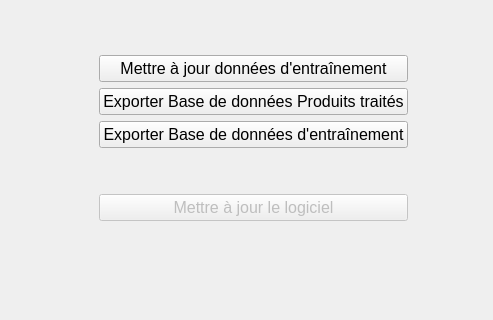
Above: gui/Parametres.ui from WallaceVBB/EpiData before the change; both pictures show x 0 to 493 and y 216 to 536 of the 893 by 536 pixel window. Below: the same form after it.
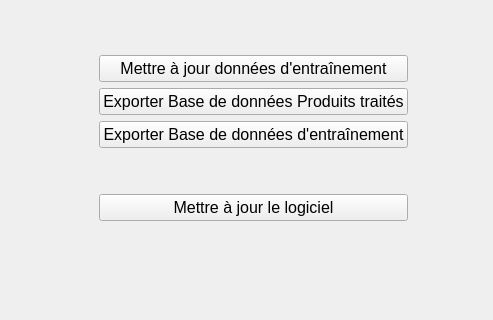
That is the form after the change.

Patch:
```diff
--- a/gui/Parametres.ui
+++ b/gui/Parametres.ui
@@ -194,7 +194,7 @@
        <item>
         <widget class="QPushButton" name="b_MAJ_Logiciel">
          <property name="enabled">
-          <bool>false</bool>
+          <bool>true</bool>
          </property>
          <property name="text">
           <string>Mettre à jour le logiciel</string>
```
